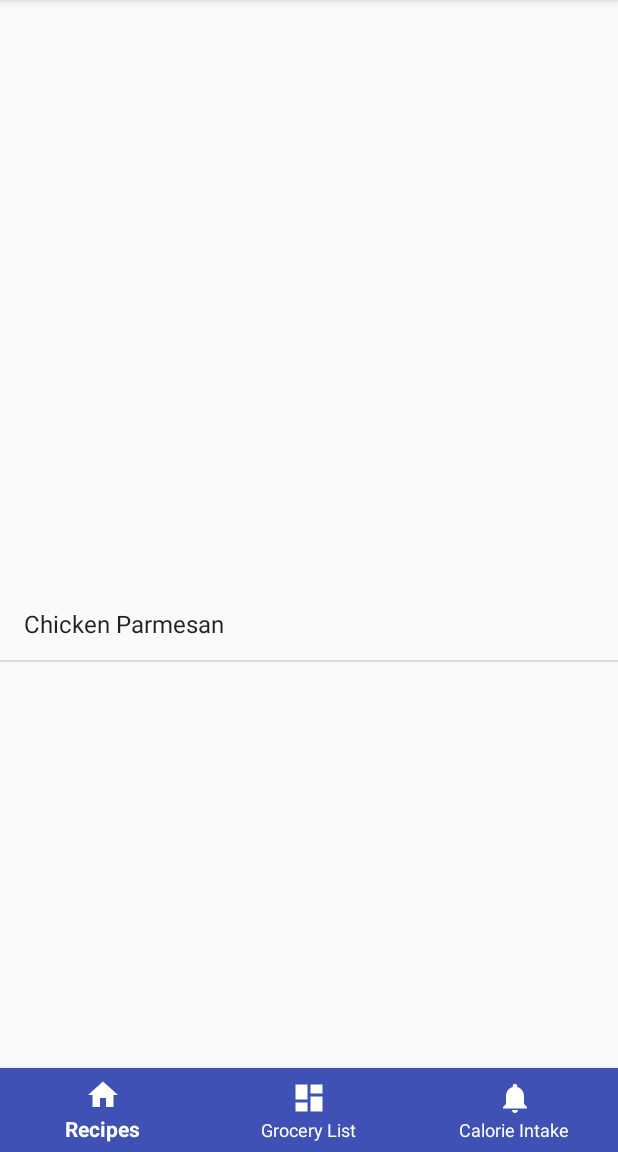
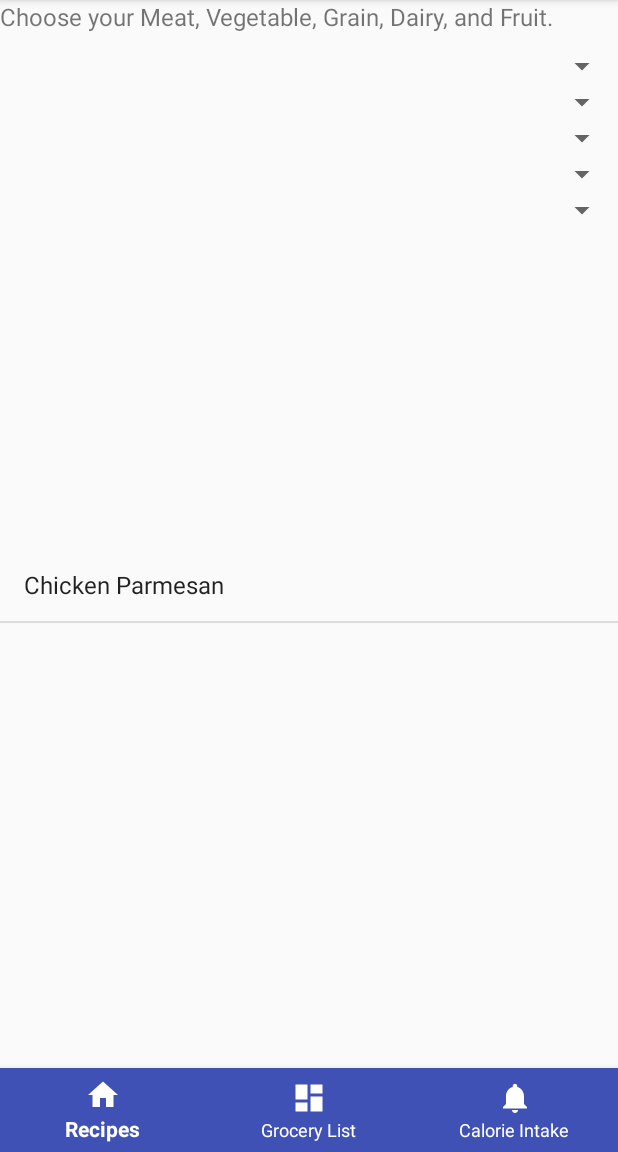
Before and after one commit to jsuyat/Suyat_Khan_FinalProject2, an Android app: the fragment RecipesFragment placed in its activity, on a phone screen of 412 x 824 dp, the part 84-1236 px from its top. Run offline under Robolectric (Android 15) with nearby library versions, the phone set to English and light mode, and no system bars.

Commit message:
slightly changed recipes fragment

```diff
--- a/app/src/main/java/edu/gmu/cs477/khan_suyat_finalproject/RecipesDatabase.java
+++ b/app/src/main/java/edu/gmu/cs477/khan_suyat_finalproject/RecipesDatabase.java
@@ -2,8 +2,12 @@ package edu.gmu.cs477.khan_suyat_finalproject;
 
 import android.content.ContentValues;
 import android.content.Context;
+import android.database.Cursor;
 import android.database.sqlite.SQLiteDatabase;
 import android.database.sqlite.SQLiteOpenHelper;
+
+import java.util.ArrayList;
+import java.util.List;
 
 public class RecipesDatabase extends SQLiteOpenHelper {
 
@@ -58,6 +62,34 @@ public class RecipesDatabase extends SQLiteOpenHelper {
         db.insert(RECIPES_NAME, null, values);
     }
 
+    /**
+     * Getting all labels
+     * returns list of labels
+     * */
+    public ArrayList<String> getMeatLabels(){
+        ArrayList<String> meatLabels = new ArrayList<>();
+
+        // Select All Query
+        String selectQuery = "SELECT MEAT FROM " + RECIPES_NAME;
+
+        SQLiteDatabase db = this.getReadableDatabase();
+        Cursor cursor = db.rawQuery(selectQuery, null);
+
+        // looping through all rows and adding to list
+        if (cursor.moveToFirst()) {
+            do {
+                meatLabels.add(cursor.getString(1));
+            } while (cursor.moveToNext());
+        }
+
+        // closing connection
+        cursor.close();
+        db.close();
+
+        // returning lables
+        return meatLabels;
+    }
+
     @Override
     public void onUpgrade(SQLiteDatabase db, int oldVersion, int newVersion) {
 
--- a/app/src/main/java/edu/gmu/cs477/khan_suyat_finalproject/RecipesFragment.java
+++ b/app/src/main/java/edu/gmu/cs477/khan_suyat_finalproject/RecipesFragment.java
@@ -11,9 +11,12 @@ import android.support.v7.app.AlertDialog;
 import android.view.LayoutInflater;
 import android.view.View;
 import android.view.ViewGroup;
+import android.widget.ArrayAdapter;
 import android.widget.ListView;
 import android.widget.EditText;
 import android.widget.Spinner;
+
+import java.util.ArrayList;
 
 public class RecipesFragment extends Fragment {
 
@@ -22,6 +25,7 @@ public class RecipesFragment extends Fragment {
     android.widget.SimpleCursorAdapter myAdapter;
     ListView mlist;
     Cursor mCursor;
+    Spinner mSpinner;
     android.app.AlertDialog actions;
     View view;
 
@@ -49,6 +53,7 @@ public class RecipesFragment extends Fragment {
                 mCursor,
                 new String[]{RECIPE},
                 new int[]{android.R.id.text1});
+
     }
 
     @Nullable
@@ -62,6 +67,17 @@ public class RecipesFragment extends Fragment {
         super.onViewCreated(view, savedInstanceState);
         mlist = (ListView) getView().findViewById(R.id.recipe_list);
         mlist.setAdapter(myAdapter);
+
+        mSpinner = (Spinner) getView().findViewById(R.id.meatSpinner);
+
+
+    }
+
+    private void loadSpinnerData(){
+        ArrayList<String> meatLabels = recipeDBHelper.getMeatLabels();
+        ArrayAdapter<String> meatAdapter = new ArrayAdapter<String>(getContext(),
+                android.R.layout.simple_spinner_item, meatLabels);
+        mSpinner.setAdapter(meatAdapter);
     }
 
 }
--- a/app/src/main/res/layout/fragment_recipes.xml
+++ b/app/src/main/res/layout/fragment_recipes.xml
@@ -5,10 +5,54 @@
     <ListView
         android:id="@+id/recipe_list"
         android:layout_width="match_parent"
-        android:layout_height="320dp"
+        android:layout_height="346dp"
         android:layout_alignParentStart="true"
         android:layout_alignParentBottom="true"
         android:layout_marginStart="0dp"
         android:layout_marginBottom="0dp" />
 
+    <TextView
+        android:id="@+id/textView5"
+        android:layout_width="match_parent"
+        android:layout_height="32dp"
+        android:layout_alignParentStart="true"
+        android:layout_alignParentTop="true"
+        android:text="Choose your Meat, Vegetable, Grain, Dairy, and Fruit. "
+        android:textSize="16sp" />
+
+    <Spinner
+        android:id="@+id/meatSpinner"
+        android:layout_width="match_parent"
+        android:layout_height="wrap_content"
+        android:layout_below="@+id/textView5"
+        android:layout_alignParentStart="true" />
+
+    <Spinner
+        android:id="@+id/vegetableSpinner"
+        android:layout_width="match_parent"
+        android:layout_height="wrap_content"
+        android:layout_below="@+id/meatSpinner"
+        android:layout_alignParentStart="true" />
+
+    <Spinner
+        android:id="@+id/grainSpinner"
+        android:layout_width="match_parent"
+        android:layout_height="wrap_content"
+        android:layout_below="@+id/vegetableSpinner"
+        android:layout_alignParentStart="true" />
+
+    <Spinner
+        android:id="@+id/dairySpinner"
+        android:layout_width="match_parent"
+        android:layout_height="wrap_content"
+        android:layout_below="@+id/grainSpinner"
+        android:layout_alignParentStart="true" />
+
+    <Spinner
+        android:id="@+id/fruitSpinner"
+        android:layout_width="match_parent"
+        android:layout_height="wrap_content"
+        android:layout_below="@+id/dairySpinner"
+        android:layout_alignParentStart="true" />
+
 </RelativeLayout>
```
